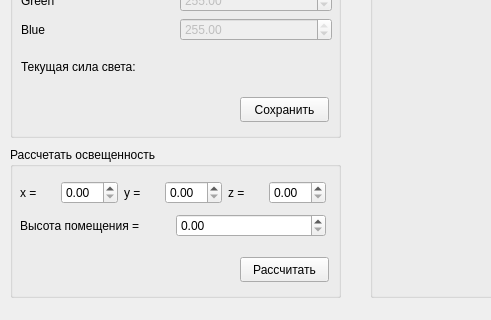
The window that workwindow.ui (AlexandrNemashkalo/Indoor-Ighting-Calculator) describes before a commit, drawn with Qt 5; both pictures show x 0 to 491 and y 263 to 583 of the 1200 by 583 pixel window.
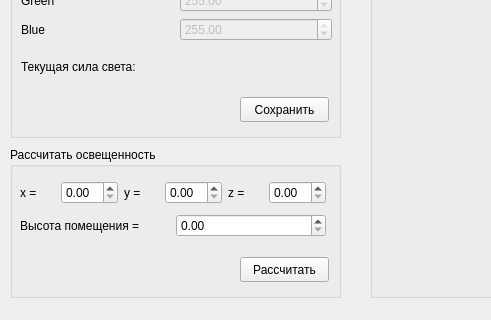
The same window after the commit.

What changed in the file:
```diff
--- a/workwindow.ui
+++ b/workwindow.ui
@@ -339,7 +339,7 @@
     </rect>
    </property>
    <property name="title">
-    <string>Рассчетать освещенность</string>
+    <string>Рассчитать освещенность</string>
    </property>
    <widget class="QPushButton" name="CheckLightLevel">
     <property name="geometry">
```
